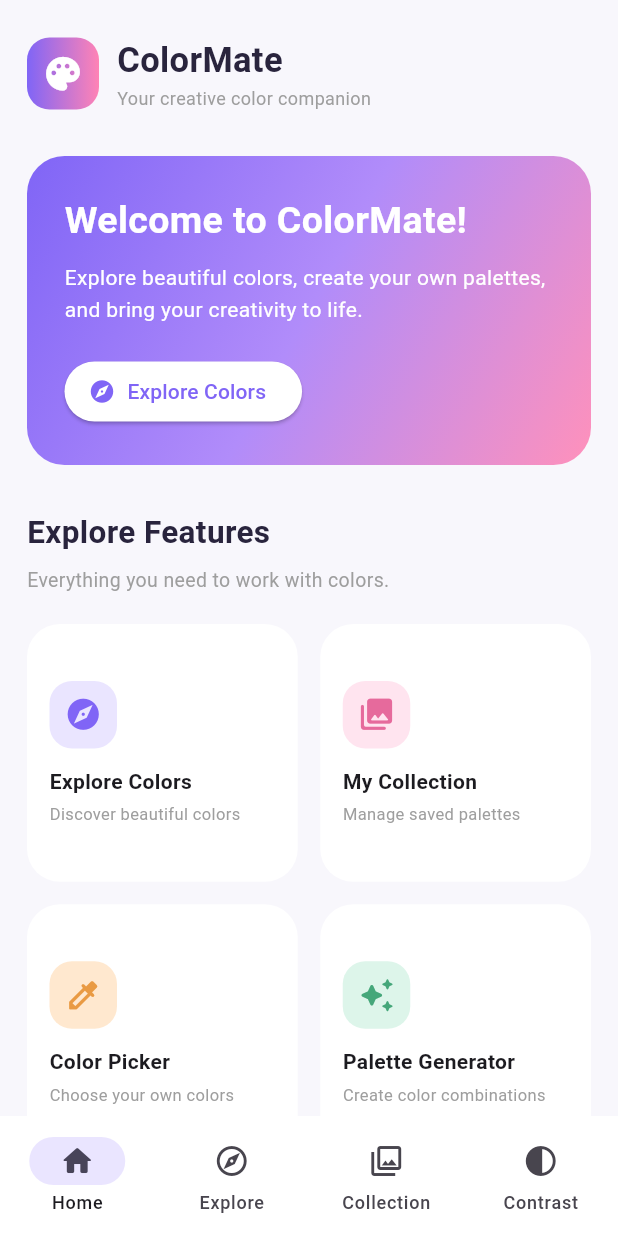
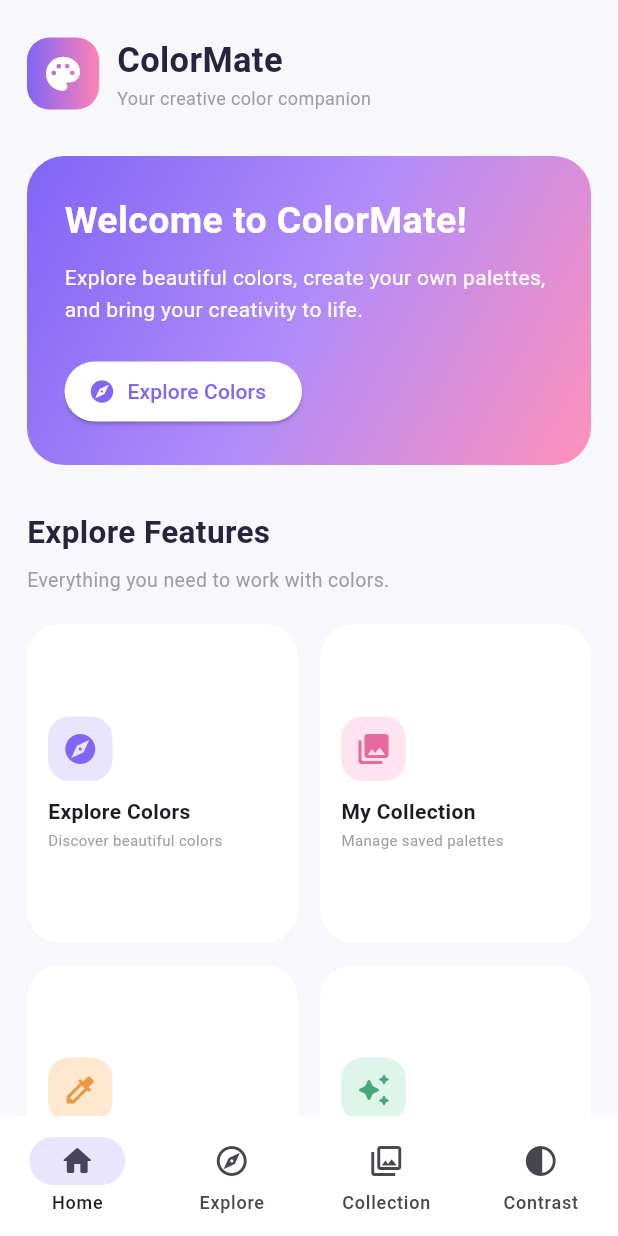
Before and after one commit to trisnacahyani-ops/UTS_2415051072_Ni-Komang-Trisna-Cahyani, a Flutter app: the screen it shows after launch, on a phone screen of 412 x 824 dp. Run offline on Flutter 3.47's test engine with Material 3 defaults, Android fonts, the phone set to English and light mode, and no system bars; our stand-ins replace share_plus, supabase_flutter; accounts and stored records are empty; network calls fail.

Commit message:
Fix collection palette card overflow

```diff
--- a/lib/main.dart
+++ b/lib/main.dart
@@ -387,7 +387,7 @@ class HomeScreen extends StatelessWidget {
                         physics: const NeverScrollableScrollPhysics(),
                         crossAxisSpacing: 15,
                         mainAxisSpacing: 15,
-                        childAspectRatio: isWide ? 1.35 : 1.05,
+                        childAspectRatio: isWide ? 1.20 : 0.85,
                         children: [
                           _FeatureCard(
                             title: 'Explore Colors',
@@ -554,21 +554,22 @@ class _FeatureCard extends StatelessWidget {
         onTap: onTap,
         borderRadius: BorderRadius.circular(22),
         child: Padding(
-          padding: const EdgeInsets.all(15),
+          padding: const EdgeInsets.all(14),
           child: Column(
+            mainAxisSize: MainAxisSize.min,
             crossAxisAlignment: CrossAxisAlignment.start,
             mainAxisAlignment: MainAxisAlignment.center,
             children: [
               Container(
-                width: 45,
-                height: 45,
+                width: 43,
+                height: 43,
                 decoration: BoxDecoration(
                   color: color,
-                  borderRadius: BorderRadius.circular(15),
+                  borderRadius: BorderRadius.circular(14),
                 ),
-                child: Icon(icon, color: iconColor, size: 25),
+                child: Icon(icon, color: iconColor, size: 24),
               ),
-              const SizedBox(height: 12),
+              const SizedBox(height: 10),
               Text(
                 title,
                 maxLines: 1,
@@ -578,15 +579,15 @@ class _FeatureCard extends StatelessWidget {
                   fontSize: 14,
                 ),
               ),
-              const SizedBox(height: 5),
+              const SizedBox(height: 4),
               Text(
                 subtitle,
                 maxLines: 2,
                 overflow: TextOverflow.ellipsis,
                 style: const TextStyle(
                   color: Colors.grey,
-                  fontSize: 11,
-                  height: 1.3,
+                  fontSize: 10,
+                  height: 1.2,
                 ),
               ),
             ],
--- a/lib/screens/collection_page.dart
+++ b/lib/screens/collection_page.dart
@@ -346,7 +346,7 @@ ${palette.colors.map(normalizeHex).join('\n')}
                 );
               }).toList(),
             ),
-            const Spacer(),
+
             const Divider(height: 24),
             Row(
               children: [
@@ -489,7 +489,7 @@ ${palette.colors.map(normalizeHex).join('\n')}
                   crossAxisCount: columns,
                   crossAxisSpacing: 16,
                   mainAxisSpacing: 16,
-                  mainAxisExtent: 270,
+                  mainAxisExtent: 330,
                 ),
                 itemBuilder: (context, index) {
                   return buildPaletteCard(provider.palettes[index]);
```
Also changed, not shown: lib/screens/color_mixing_page.dart (+133 -3 lines), lib/screens/color_picker_page.dart (+22 -18 lines), lib/widgets/color_wheel.dart (+6 -3 lines).
